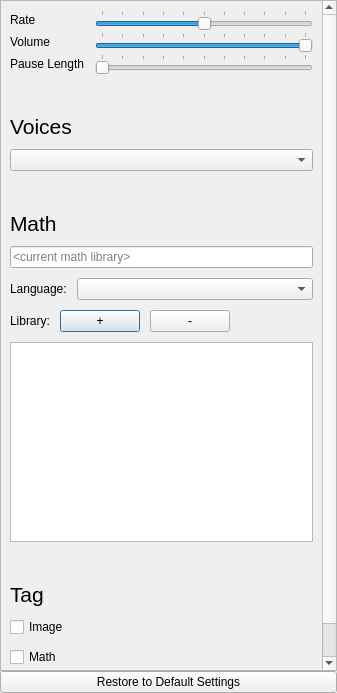
Before: the Qt Designer form src/forms/speech_settings.ui in DinoZAR/CentralAccessReader, drawn with Qt 5.
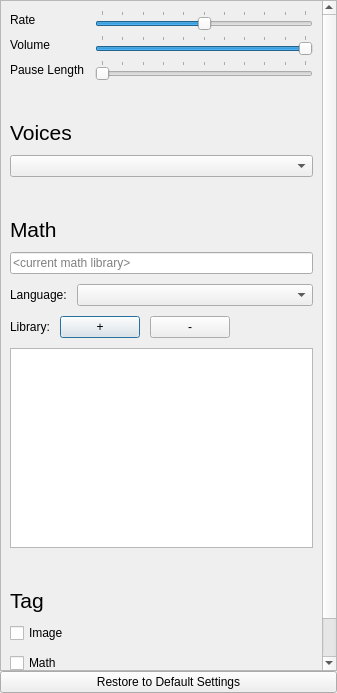
After: the same form once the commit is applied. Icons and pictures are not drawn.

Commit message: Adjusted the sliders on general settings so that they actually expand to full size.

What changed in the file:
```diff
--- a/src/forms/speech_settings.ui
+++ b/src/forms/speech_settings.ui
@@ -37,8 +37,8 @@
        <rect>
         <x>0</x>
         <y>0</y>
-        <width>318</width>
-        <height>741</height>
+        <width>308</width>
+        <height>755</height>
        </rect>
       </property>
       <layout class="QVBoxLayout" name="verticalLayout_9">
@@ -47,11 +47,14 @@
        </property>
        <item>
         <layout class="QFormLayout" name="formLayout">
+         <property name="fieldGrowthPolicy">
+          <enum>QFormLayout::ExpandingFieldsGrow</enum>
+         </property>
          <property name="horizontalSpacing">
           <number>10</number>
          </property>
          <property name="verticalSpacing">
-          <number>2</number>
+          <number>5</number>
          </property>
          <item row="0" column="0">
           <widget class="QLabel" name="label_7">
```
Left out of the diff: 6 changed lines with no effect on the pictures.
